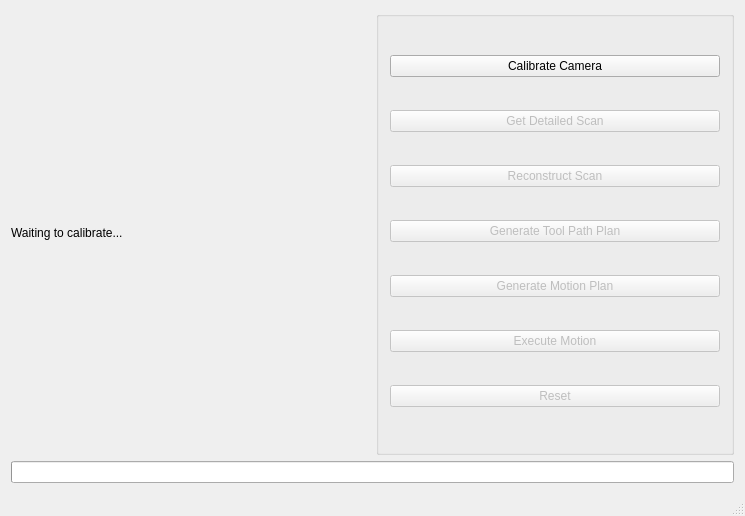
Before: the Qt Designer form ros2_ws/src/snp_applicaton/src/rosconwindow.ui in ros-industrial-consortium/scan_n_plan_workshop, drawn with Qt 5.
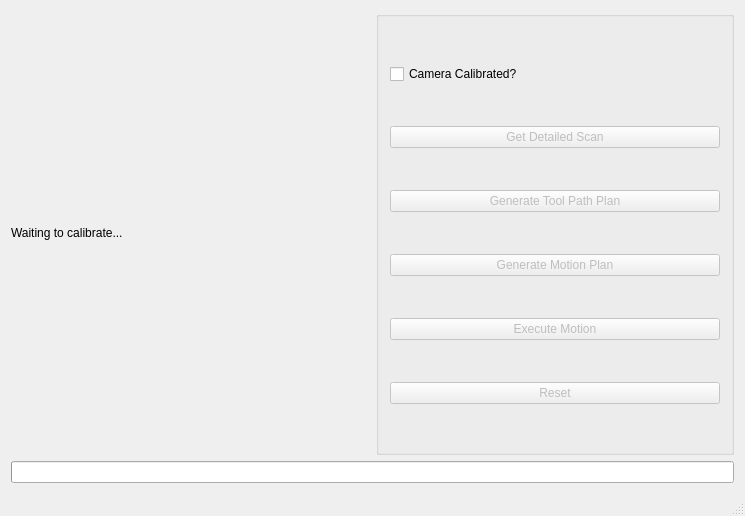
After: the same form once the commit is applied.

Patch:
```diff
--- a/ros2_ws/src/snp_applicaton/src/rosconwindow.ui
+++ b/ros2_ws/src/snp_applicaton/src/rosconwindow.ui
@@ -22,9 +22,12 @@
       </property>
       <layout class="QVBoxLayout" name="verticalLayout_2">
        <item>
-        <widget class="QPushButton" name="calibrate_button">
+        <widget class="QCheckBox" name="calibration_checkbox">
          <property name="text">
-          <string>Calibrate Camera</string>
+          <string>Camera Calibrated?</string>
+         </property>
+         <property name="tristate">
+          <bool>false</bool>
          </property>
         </widget>
        </item>
@@ -38,16 +41,6 @@
          </property>
         </widget>
        </item>
-       <item>
-        <widget class="QPushButton" name="reconstruct_button">
-         <property name="enabled">
-          <bool>false</bool>
-         </property>
-         <property name="text">
-          <string>Reconstruct Scan</string>
-         </property>
-        </widget>
-       </item>
        <item>
         <widget class="QPushButton" name="tpp_button">
          <property name="enabled">
```
